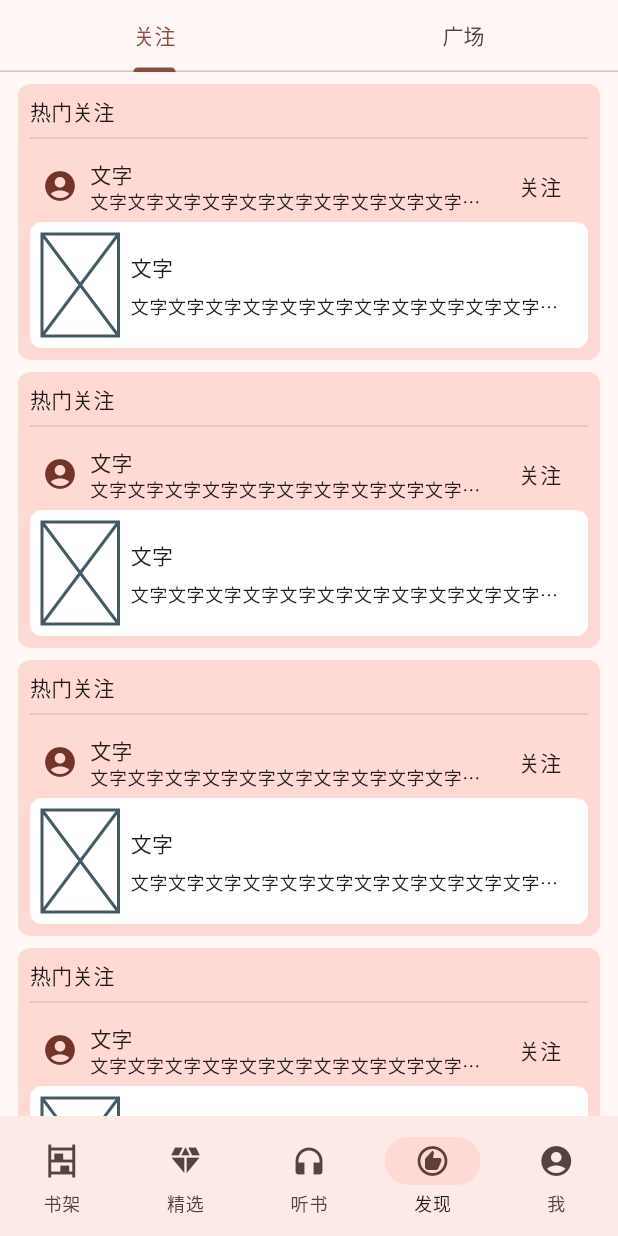
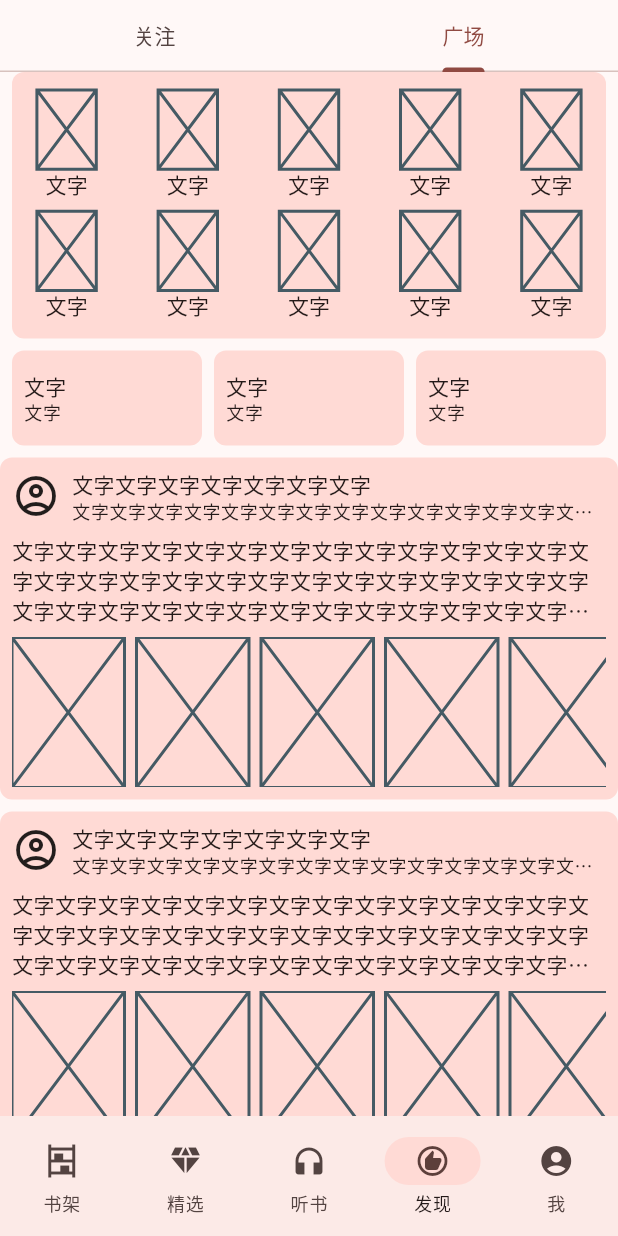
Before and after one commit to eirueirufu/qidian, a Flutter app: the screen it shows after launch, on a phone screen of 412 x 824 dp. Run offline on Flutter 3.47's test engine with Material 3 defaults, Android fonts, the light colour scheme and no system bars.

Commit message:
feat: add explore page content

```diff
--- a/lib/explore/explore.dart
+++ b/lib/explore/explore.dart
@@ -1,4 +1,5 @@
 import 'package:flutter/material.dart';
+import 'package:qidian/explore/explore_author_follow.dart';
 
 class Explore extends StatefulWidget {
   const Explore({super.key});
@@ -13,10 +14,12 @@ class _ExploreState extends State<Explore> {
   Widget build(BuildContext context) {
     final colorScheme = Theme.of(context).colorScheme;
     final textScheme = Theme.of(context).textTheme;
+
     return DefaultTabController(
       length: 2,
+      initialIndex: 1,
       child: Scaffold(
-        appBar: TabBar(
+        appBar: const TabBar(
           tabs: [
             Tab(
               text: "关注",
@@ -26,35 +29,99 @@ class _ExploreState extends State<Explore> {
             ),
           ],
         ),
-        body: TabBarView(children: [
+        body: TabBarView(
+          children: [
             Container(
-            margin: EdgeInsets.symmetric(horizontal: 12),
+              margin: const EdgeInsets.symmetric(horizontal: 8),
               child: ListView.separated(
                 itemBuilder: (context, index) =>
                     index == 0 || index == listLength - 1
                         ? Container()
-                        : AuthorFollow(),
-                separatorBuilder: (context, index) => SizedBox(height: 8),
-                itemCount: listLength),
+                        : const AuthorFollow(),
+                separatorBuilder: (context, index) => const SizedBox(height: 8),
+                itemCount: listLength,
               ),
-          Container()
-        ]),
             ),
-    );
-  }
-}
-
-class AuthorFollow extends StatelessWidget {
-  const AuthorFollow({
-    super.key,
-  });
-
-  @override
-  Widget build(BuildContext context) {
-    final colorScheme = Theme.of(context).colorScheme;
-    final textScheme = Theme.of(context).textTheme;
-    return Container(
-      padding: EdgeInsets.all(8),
+            // Container()
+            CustomScrollView(
+              slivers: [
+                SliverPadding(
+                  padding: const EdgeInsets.symmetric(horizontal: 8),
+                  sliver: DecoratedSliver(
+                    decoration: BoxDecoration(
+                      borderRadius: BorderRadius.circular(8),
+                      color: colorScheme.primaryContainer,
+                    ),
+                    sliver: SliverPadding(
+                      padding: const EdgeInsets.symmetric(vertical: 12),
+                      sliver: SliverGrid.count(
+                        mainAxisSpacing: 8,
+                        crossAxisSpacing: 8,
+                        crossAxisCount: 5,
+                        children: List.generate(
+                          10,
+                          (index) => Column(
+                            crossAxisAlignment: CrossAxisAlignment.center,
+                            children: [
+                              const Expanded(
+                                child: AspectRatio(
+                                  aspectRatio: 3 / 4,
+                                  child: Placeholder(),
+                                ),
+                              ),
+                              Text(
+                                "文字",
+                                maxLines: 1,
+                                overflow: TextOverflow.ellipsis,
+                                style: textScheme.titleSmall,
+                              ),
+                            ],
+                          ),
+                        ),
+                      ),
+                    ),
+                  ),
+                ),
+                SliverPadding(
+                  padding: const EdgeInsets.all(8),
+                  sliver: SliverGrid.count(
+                    crossAxisSpacing: 8,
+                    crossAxisCount: 3,
+                    childAspectRatio: 2 / 1,
+                    children: List.generate(
+                      3,
+                      (index) => Container(
+                        padding: const EdgeInsets.all(8),
+                        decoration: BoxDecoration(
+                          borderRadius: BorderRadius.circular(8),
+                          color: colorScheme.primaryContainer,
+                        ),
+                        child: Column(
+                          mainAxisAlignment: MainAxisAlignment.center,
+                          crossAxisAlignment: CrossAxisAlignment.start,
+                          children: [
+                            Text(
+                              "文字",
+                              maxLines: 1,
+                              overflow: TextOverflow.ellipsis,
+                              style: textScheme.titleSmall,
+                            ),
+                            Text(
+                              "文字",
+                              maxLines: 1,
+                              overflow: TextOverflow.ellipsis,
+                              style: textScheme.bodySmall,
+                            ),
+                          ],
+                        ),
+                      ),
+                    ),
+                  ),
+                ),
+                SliverList.separated(
+                  itemCount: 8,
+                  itemBuilder: (context, index) => Container(
+                    padding: const EdgeInsets.all(8),
                     decoration: BoxDecoration(
                       borderRadius: BorderRadius.circular(8),
                       color: colorScheme.primaryContainer,
@@ -62,89 +129,68 @@ class AuthorFollow extends StatelessWidget {
                     child: Column(
                       crossAxisAlignment: CrossAxisAlignment.start,
                       children: [
-          Text(
-            "热门关注",
-            style: textScheme.titleSmall,
+                        Row(
+                          children: [
+                            const Icon(
+                              Icons.account_circle_outlined,
+                              size: 32,
                             ),
-          Divider(),
-          Row(
-            crossAxisAlignment: CrossAxisAlignment.center,
-            children: [
-              CircleAvatar(
-                child: Icon(Icons.account_circle),
+                            const SizedBox(
+                              width: 8,
                             ),
                             Expanded(
                               child: Column(
                                 crossAxisAlignment: CrossAxisAlignment.start,
                                 children: [
                                   Text(
-                      "文字",
-                      style: textScheme.bodyMedium,
+                                    "文字文字文字文字文字文字文字",
                                     maxLines: 1,
                                     overflow: TextOverflow.ellipsis,
+                                    style: textScheme.bodyMedium,
                                   ),
                                   Text(
-                      "文字文字文字文字文字文字文字文字文字文字文字文字文字文字文字文字文字文字",
-                      style: textScheme.bodySmall,
+                                    "文字文字文字文字文字文字文字文字文字文字文字文字文字文字文字文字文字文字文字文字文字文字文字文字文字文字文字文字",
                                     maxLines: 1,
                                     overflow: TextOverflow.ellipsis,
+                                    style: textScheme.bodySmall,
                                   ),
-                  ],
-                ),
-              ),
-              TextButton(
-                onPressed: () {},
-                child: Text(
-                  "关注",
-                  style: textScheme.bodyMedium,
-                ),
-              ),
-            ],
-          ),
-          Container(
-            height: 84,
-            decoration: BoxDecoration(
-              borderRadius: BorderRadius.circular(8),
-              color: colorScheme.onPrimary,
-            ),
-            padding: EdgeInsets.all(8),
-            child: Row(
-              children: [
-                AspectRatio(
-                  aspectRatio: 3 / 4,
-                  child: Placeholder(),
-                ),
-                SizedBox(
-                  width: 8,
-                ),
-                Expanded(
-                  child: Column(
-                    mainAxisAlignment: MainAxisAlignment.center,
-                    crossAxisAlignment: CrossAxisAlignment.start,
-                    children: [
-                      Text(
-                        "文字",
-                        style: textScheme.bodyMedium,
-                        maxLines: 1,
-                        overflow: TextOverflow.ellipsis,
-                      ),
-                      SizedBox(
-                        height: 8,
-                      ),
-                      Text(
-                        "文字文字文字文字文字文字文字文字文字文字文字文字文字文字文字文字文字文字",
-                        style: textScheme.bodySmall,
-                        maxLines: 1,
-                        overflow: TextOverflow.ellipsis,
-                      ),
-                    ],
-                  ),
-                )
                                 ],
                               ),
                             ),
                           ],
                         ),
+                        const SizedBox(height: 8),
+                        Text(
+                          "文字文字文字文字文字文字文字文字文字文字文字文字文字文字文字文字文字文字文字文字文字文字文字文字文字文字文字文字文字文字文字文字文字文字文字文字文字文字文字文字文字文字文字文字文字文字文字文字文字文字文字文字文字文字文字文字文字文字文字文字文字文字文字文字文字文字",
+                          maxLines: 3,
+                          overflow: TextOverflow.ellipsis,
+                          style: textScheme.bodyMedium,
+                        ),
+                        const SizedBox(height: 8),
+                        SizedBox(
+                          height: 100,
+                          child: ListView.separated(
+                            scrollDirection: Axis.horizontal,
+                            itemBuilder: (context, index) => const AspectRatio(
+                              aspectRatio: 3 / 4,
+                              child: Placeholder(),
+                            ),
+                            separatorBuilder: (context, index) =>
+                                const SizedBox(width: 8),
+                            itemCount: 10,
+                          ),
+                        ),
+                      ],
+                    ),
+                  ),
+                  separatorBuilder: (context, index) =>
+                      const SizedBox(height: 8),
+                ),
+              ],
+            ),
+          ],
+        ),
+      ),
     );
   }
 }
```
Also changed, not shown: lib/explore/explore_author_follow.dart (added, +104 -0 lines). Lines whose indentation alone changed are shown as unchanged.
